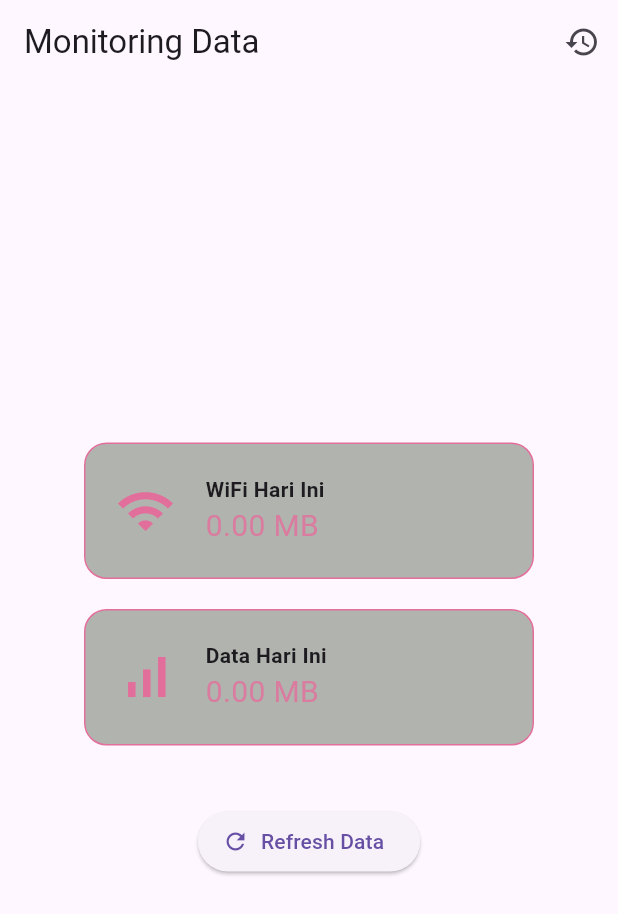
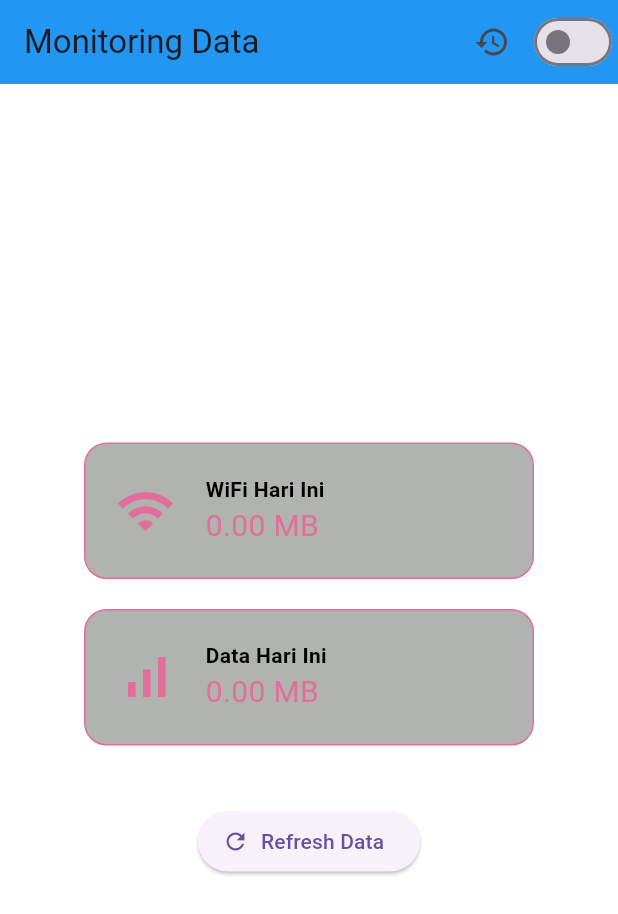
Before and after one commit to tomahelsa16/limit_kuota_kelompok_I_IVB, a Flutter app: the screen it shows after launch, after a tap on "Refresh Data", on a phone screen of 412 x 824 dp. Shown: the top 914 px of the screen. Run offline on Flutter 3.47's test engine with Material 3 defaults, Android fonts, the phone set to English and light mode, and no system bars; our stand-ins replace sqflite; missing offline and left inert: android_intent_plus; accounts and stored records are empty.

Commit message:
add feature dark light on network_page.dart

```diff
--- a/lib/src/features/monitoring/network_page.dart
+++ b/lib/src/features/monitoring/network_page.dart
@@ -1,9 +1,9 @@
 import 'package:flutter/material.dart';
 import 'package:flutter/services.dart';
-import 'package:intl/intl.dart'; // Import intl untuk format tanggal
-import 'package:limit_kuota/src/core/data/database_helper.dart'; // Import Database Helper
+import 'package:intl/intl.dart';
+import 'package:limit_kuota/src/core/data/database_helper.dart';
 import 'package:limit_kuota/src/core/services/intent_helper.dart';
-import 'package:limit_kuota/src/features/monitoring/history_page.dart'; // Import History Page
+import 'package:limit_kuota/src/features/monitoring/history_page.dart';
 
 class Network extends StatefulWidget {
   const Network({super.key});
@@ -18,28 +18,25 @@ class _NetworkState extends State<Network> {
   String wifiUsage = "0.00 MB";
   String mobileUsage = "0.00 MB";
 
+  // ✅ DARK MODE STATE
+  bool isDarkMode = false;
+
   Future<void> fetchUsage() async {
     try {
-      // Sekarang result adalah Map
-      final Map<dynamic, dynamic> result = await platform.invokeMethod(
-        'getTodayUsage',
-      );
+      final Map<dynamic, dynamic> result =
+          await platform.invokeMethod('getTodayUsage');
 
-      // --- LOGIKA PENYIMPANAN KE SQLITE ---
-      // Ambil tanggal hari ini dalam format YYYY-MM-DD
-      String todayDate = DateFormat('yyyy-MM-dd').format(DateTime.now());
+      String todayDate =
+          DateFormat('yyyy-MM-dd').format(DateTime.now());
 
-      // Ambil nilai integer (raw bytes) dari result
       int wifiBytes = result['wifi'] ?? 0;
       int mobileBytes = result['mobile'] ?? 0;
 
-      // Simpan ke database (akan update jika tanggal hari ini sudah ada)
       await DatabaseHelper.instance.insertOrUpdate(
         todayDate,
         wifiBytes,
         mobileBytes,
       );
-      // ------------------------------------
 
       setState(() {
         wifiUsage = _formatBytes(result['wifi']);
@@ -62,18 +59,25 @@ class _NetworkState extends State<Network> {
   }
 
   Future<void> checkLimitAndWarn(int currentUsage) async {
-    // 1024 MB dalam Bytes
     int limitInBytes = 1024 * 1024 * 1024;
 
     if (currentUsage >= limitInBytes) {
       showDialog(
         context: context,
         builder: (context) => AlertDialog(
-          title: const Text("Batas Kuota Tercapai!"),
-          content: const Text(
+          backgroundColor:
+              isDarkMode ? Colors.grey[900] : Colors.white,
+          title: Text(
+            "Batas Kuota Tercapai!",
+            style: TextStyle(
+                color: isDarkMode ? Colors.white : Colors.black),
+          ),
+          content: Text(
             "Penggunaan data Anda sudah mencapai mencapai limit. "
             "Sistem Android tidak mengizinkan aplikasi mematikan internet secara otomatis. "
             "Silakan aktifkan 'Set Data Limit' di pengaturan sistem agar koneksi terputus otomatis.",
+            style: TextStyle(
+                color: isDarkMode ? Colors.white70 : Colors.black87),
           ),
           actions: [
             TextButton(
@@ -102,17 +106,29 @@ class _NetworkState extends State<Network> {
   @override
   Widget build(BuildContext context) {
     return Scaffold(
+      backgroundColor: isDarkMode ? Colors.black : Colors.white,
       appBar: AppBar(
+        backgroundColor:
+            isDarkMode ? Colors.grey[900] : Colors.blue,
         title: const Text('Monitoring Data'),
         actions: [
-          // Tombol untuk menuju halaman History
           IconButton(
             icon: const Icon(Icons.history),
             onPressed: () {
               Navigator.push(
                 context,
-                MaterialPageRoute(builder: (context) => const HistoryPage()),
+                MaterialPageRoute(
+                    builder: (context) => const HistoryPage()),
               );
+            },
+          ),
+          // ✅ SWITCH DARK MODE
+          Switch(
+            value: isDarkMode,
+            onChanged: (value) {
+              setState(() {
+                isDarkMode = value;
+              });
             },
           ),
         ],
@@ -123,7 +139,8 @@ class _NetworkState extends State<Network> {
           children: [
             _usageCard("WiFi Hari Ini", wifiUsage, Icons.wifi),
             const SizedBox(height: 20),
-            _usageCard("Data Hari Ini", mobileUsage, Icons.signal_cellular_alt),
+            _usageCard(
+                "Data Hari Ini", mobileUsage, Icons.signal_cellular_alt),
             const SizedBox(height: 40),
             ElevatedButton.icon(
               onPressed: fetchUsage,
@@ -141,21 +158,45 @@ class _NetworkState extends State<Network> {
       width: 300,
       padding: const EdgeInsets.all(20),
       decoration: BoxDecoration(
-        color: const Color.fromARGB(255, 177, 180, 174),
+        color: isDarkMode
+            ? Colors.grey[850]
+            : const Color.fromARGB(255, 177, 180, 174),
         borderRadius: BorderRadius.circular(15),
-        border: Border.all(color: const Color.fromARGB(255, 226, 111, 155)),
+        border: Border.all(
+          color: isDarkMode
+              ? Colors.white
+              : const Color.fromARGB(255, 226, 111, 155),
+        ),
       ),
       child: Row(
         children: [
-          Icon(icon, size: 40, color: const Color.fromARGB(255, 226, 111, 155)),
+          Icon(
+            icon,
+            size: 40,
+            color: isDarkMode
+                ? Colors.white
+                : const Color.fromARGB(255, 226, 111, 155),
+          ),
           const SizedBox(width: 20),
           Column(
             crossAxisAlignment: CrossAxisAlignment.start,
             children: [
-              Text(title, style: const TextStyle(fontWeight: FontWeight.bold)),
+              Text(
+                title,
+                style: TextStyle(
+                  fontWeight: FontWeight.bold,
+                  color:
+                      isDarkMode ? Colors.white : Colors.black,
+                ),
+              ),
               Text(
                 value,
-                style: const TextStyle(fontSize: 20, color: Color.fromARGB(2255, 226, 111, 155)),
+                style: TextStyle(
+                  fontSize: 20,
+                  color: isDarkMode
+                      ? Colors.white70
+                      : const Color.fromARGB(255, 226, 111, 155),
+                ),
               ),
             ],
           ),
@@ -167,13 +208,21 @@ class _NetworkState extends State<Network> {
   void _showPermissionDialog() {
     showDialog(
       context: context,
-      barrierDismissible: false, // User harus menekan tombol
+      barrierDismissible: false,
       builder: (BuildContext context) {
         return AlertDialog(
-          title: const Text("Izin Diperlukan"),
-          content: const Text(
+          backgroundColor:
+              isDarkMode ? Colors.grey[900] : Colors.white,
+          title: Text(
+            "Izin Diperlukan",
+            style: TextStyle(
+                color: isDarkMode ? Colors.white : Colors.black),
+          ),
+          content: Text(
             "Aplikasi membutuhkan izin 'Akses Penggunaan' untuk membaca statistik data internet di perangkat Anda.\n\n"
             "Silakan aktifkan izin untuk aplikasi ini di halaman pengaturan yang akan terbuka.",
+            style: TextStyle(
+                color: isDarkMode ? Colors.white70 : Colors.black87),
           ),
           actions: [
             TextButton(
@@ -183,8 +232,6 @@ class _NetworkState extends State<Network> {
             ElevatedButton(
               onPressed: () {
                 Navigator.pop(context);
-                // Memanggil kembali fetchUsage akan memicu Kotlin
-                // untuk membuka halaman pengaturan lagi
                 fetchUsage();
               },
               child: const Text("Buka Pengaturan"),
```
